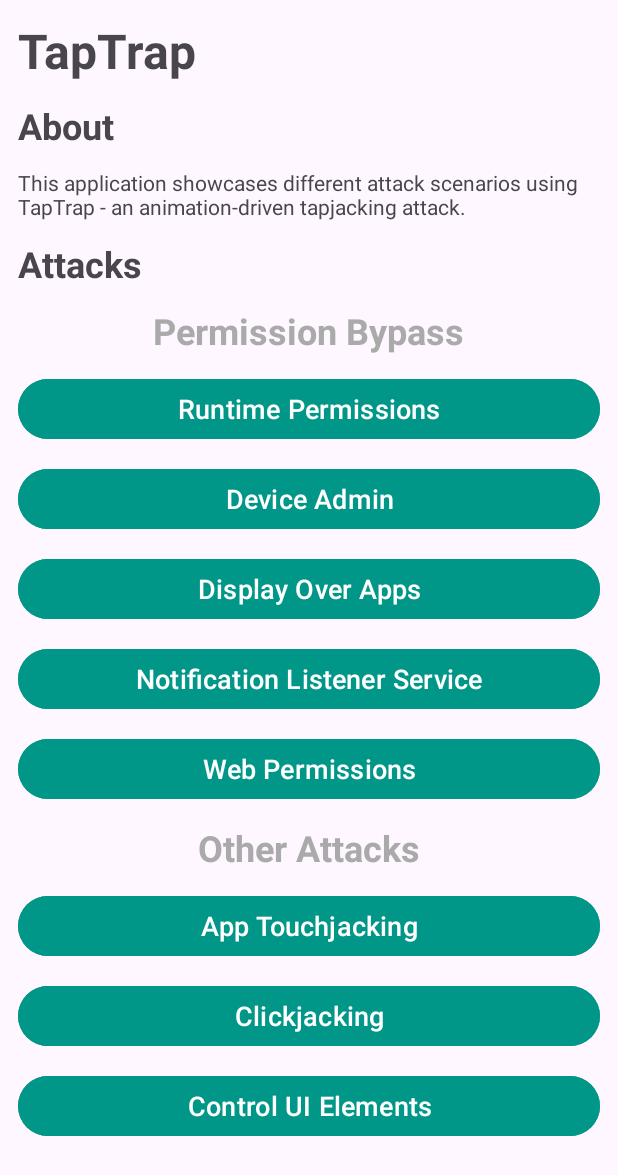
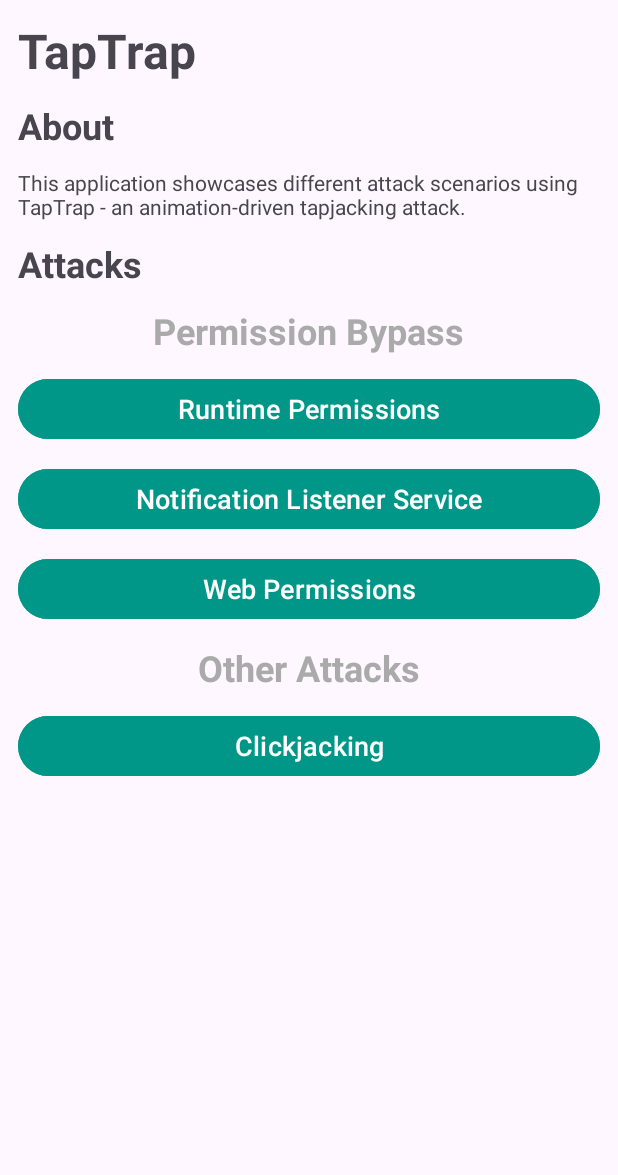
Before and after one commit to ClaudioCurseri/taptrap-attacks, an Android app: the screen it shows after launch (MainActivity), on a phone screen of 412 x 824 dp. Shown: the top 1175 px of the screen. Run offline under Robolectric (Android 15) with nearby library versions, the light colour scheme and no system bars.

Commit message:
refactor: remove all unused components

```diff
--- a/app/src/main/java/edu/hm/itsec/taptrapattackshowcase/MainActivity.kt
+++ b/app/src/main/java/edu/hm/itsec/taptrapattackshowcase/MainActivity.kt
@@ -6,12 +6,8 @@ import androidx.activity.enableEdgeToEdge
 import androidx.appcompat.app.AppCompatActivity
 import androidx.core.view.ViewCompat
 import androidx.core.view.WindowInsetsCompat
-import edu.hm.itsec.taptrapattackshowcase.apptouchjacking.AppTouchjackingActivity
 import edu.hm.itsec.taptrapattackshowcase.clickjacking.ClickjackingActivity
-import edu.hm.itsec.taptrapattackshowcase.controluielements.ControlUiElementsActivity
 import edu.hm.itsec.taptrapattackshowcase.databinding.ActivityMainBinding
-import edu.hm.itsec.taptrapattackshowcase.deviceadmin.DeviceAdminActivity
-import edu.hm.itsec.taptrapattackshowcase.displayoverapps.DisplayOverAppsActivity
 import edu.hm.itsec.taptrapattackshowcase.notificationservice.NotificationServiceActivity
 import edu.hm.itsec.taptrapattackshowcase.runtimepermissions.RuntimePermissionsActivity
 import edu.hm.itsec.taptrapattackshowcase.web.WebActivity
@@ -36,31 +32,14 @@ class MainActivity : AppCompatActivity() {
     }
 
     private fun setUpButtons() {
-        binding.btnAppTouchjacking.setOnClickListener {
-            val intent = Intent(applicationContext, AppTouchjackingActivity::class.java)
-            startActivity(intent)
-        }
         binding.btnClickjacking.setOnClickListener {
             val intent = Intent(applicationContext, ClickjackingActivity::class.java)
-            startActivity(intent)
-        }
-        binding.btnControlUiElements.setOnClickListener {
-            val intent = Intent(applicationContext, ControlUiElementsActivity::class.java)
-            startActivity(intent)
-        }
-        binding.btnDeviceAdmin.setOnClickListener {
-            val intent = Intent(applicationContext, DeviceAdminActivity::class.java)
-            startActivity(intent)
-        }
-        binding.btnDisplayOverApps.setOnClickListener {
-            val intent = Intent(applicationContext, DisplayOverAppsActivity::class.java)
             startActivity(intent)
         }
         binding.btnNotificationService.setOnClickListener {
             val intent = Intent(applicationContext, NotificationServiceActivity::class.java)
             startActivity(intent)
         }
-
         binding.btnRuntimePermissions.setOnClickListener {
             val intent = Intent(applicationContext, RuntimePermissionsActivity::class.java)
             startActivity(intent)
--- a/app/src/main/res/layout/activity_main.xml
+++ b/app/src/main/res/layout/activity_main.xml
@@ -69,28 +69,6 @@
             android:layout_gravity="center"/>
 
         <Button
-            android:id="@+id/btn_device_admin"
-            android:layout_width="match_parent"
-            android:layout_height="wrap_content"
-            android:layout_marginTop="12dp"
-            android:layout_marginHorizontal="12dp"
-            android:backgroundTint="?attr/colorPrimary"
-            android:text="@string/btn_device_admin"
-            android:textSize="18sp"
-            android:layout_gravity="center"/>
-
-        <Button
-            android:id="@+id/btn_display_over_apps"
-            android:layout_width="match_parent"
-            android:layout_height="wrap_content"
-            android:layout_marginTop="12dp"
-            android:layout_marginHorizontal="12dp"
-            android:backgroundTint="?attr/colorPrimary"
-            android:text="@string/btn_display_over_apps"
-            android:textSize="18sp"
-            android:layout_gravity="center"/>
-
-        <Button
             android:id="@+id/btn_notification_service"
             android:layout_width="match_parent"
             android:layout_height="wrap_content"
@@ -124,17 +102,6 @@
             android:text="@string/other_attacks_subtitle" />
 
         <Button
-            android:id="@+id/btn_app_touchjacking"
-            android:layout_width="match_parent"
-            android:layout_height="wrap_content"
-            android:layout_marginTop="12dp"
-            android:layout_marginHorizontal="12dp"
-            android:backgroundTint="?attr/colorPrimary"
-            android:text="@string/btn_app_touchjacking"
-            android:textSize="18sp"
-            android:layout_gravity="center"/>
-
-        <Button
             android:id="@+id/btn_clickjacking"
             android:layout_width="match_parent"
             android:layout_height="wrap_content"
@@ -144,17 +111,6 @@
             android:text="@string/btn_clickjacking"
             android:textSize="18sp"
             android:layout_gravity="center"/>
-
-        <Button
-            android:id="@+id/btn_control_ui_elements"
-            android:layout_width="match_parent"
-            android:layout_height="wrap_content"
-            android:layout_marginTop="12dp"
-            android:layout_marginHorizontal="12dp"
-            android:backgroundTint="?attr/colorPrimary"
-            android:text="@string/btn_control_ui_elements"
-            android:textSize="18sp"
-            android:layout_gravity="center"/>
     </LinearLayout>
 
 </ScrollView>
--- a/app/src/main/res/values/strings.xml
+++ b/app/src/main/res/values/strings.xml
@@ -7,13 +7,9 @@
     <string name="permission_bypass_subtitle">Permission Bypass</string>
     <string name="other_attacks_subtitle">Other Attacks</string>
     <string name="btn_runtime_permissions">Runtime Permissions</string>
-    <string name="btn_device_admin">Device Admin</string>
-    <string name="btn_display_over_apps">Display Over Apps</string>
     <string name="btn_notification_service">Notification Listener Service</string>
     <string name="btn_web">Web Permissions</string>
-    <string name="btn_app_touchjacking">App Touchjacking</string>
     <string name="btn_clickjacking">Clickjacking</string>
-    <string name="btn_control_ui_elements">Control UI Elements</string>
     <string name="score_0">Score: %1$d</string>
     <string name="failed_runtime_permission_toast">Failed to retrieve the runtime permission. Restarting…</string>
     <string name="failed_web_permission_toast">Failed to retrieve the web permission. Restarting…</string>
```
Also changed, not shown: app/src/main/AndroidManifest.xml (+0 -12 lines), app/src/main/java/edu/hm/itsec/taptrapattackshowcase/apptouchjacking/AppTouchjackingActivity.kt (deleted, +0 -18 lines), app/src/main/java/edu/hm/itsec/taptrapattackshowcase/controluielements/ControlUiElementsActivity.kt (deleted, +0 -17 lines), app/src/main/java/edu/hm/itsec/taptrapattackshowcase/deviceadmin/DeviceAdminActivity.kt (deleted, +0 -17 lines), app/src/main/java/edu/hm/itsec/taptrapattackshowcase/displayoverapps/DisplayOverAppsActivity.kt (deleted, +0 -17 lines), app/src/main/res/layout/activity_app_touchjacking.xml (deleted, +0 -8 lines), app/src/main/res/layout/activity_control_ui_elements.xml (deleted, +0 -8 lines), app/src/main/res/layout/activity_device_admin.xml (deleted, +0 -8 lines), app/src/main/res/layout/activity_display_over_apps.xml (deleted, +0 -8 lines).
